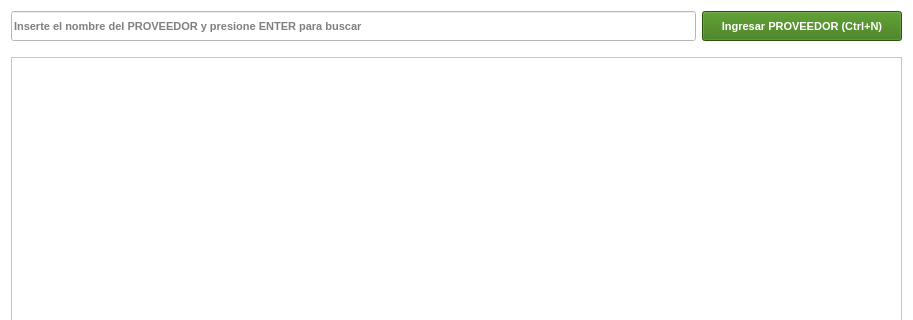
Old version of the form gui/listas/listaProveedores.ui in the repository shae-ra/sindicato; both pictures show x 0 to 913 and y 0 to 320 of the 913 by 643 pixel window.
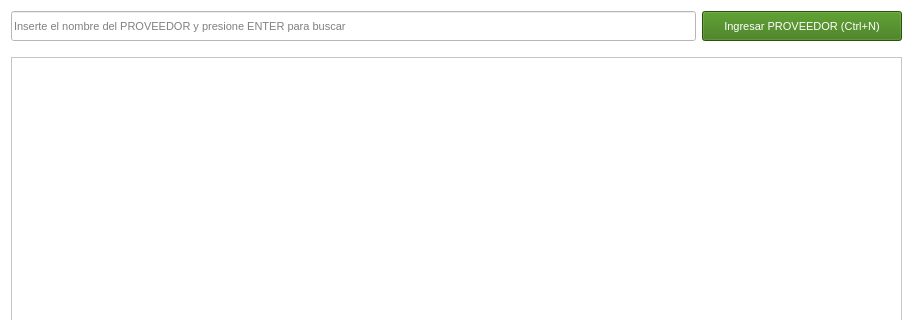
New version of the form. Icons and pictures are not drawn.

```diff
--- a/gui/listas/listaProveedores.ui
+++ b/gui/listas/listaProveedores.ui
@@ -494,8 +494,8 @@
         <font>
          <family>Arial</family>
          <pointsize>8</pointsize>
-         <weight>75</weight>
-         <bold>true</bold>
+         <weight>50</weight>
+         <bold>false</bold>
         </font>
        </property>
        <property name="styleSheet">
@@ -540,8 +540,8 @@
         <font>
          <family>Arial</family>
          <pointsize>8</pointsize>
-         <weight>75</weight>
-         <bold>true</bold>
+         <weight>50</weight>
+         <bold>false</bold>
         </font>
        </property>
        <property name="mouseTracking">
```
